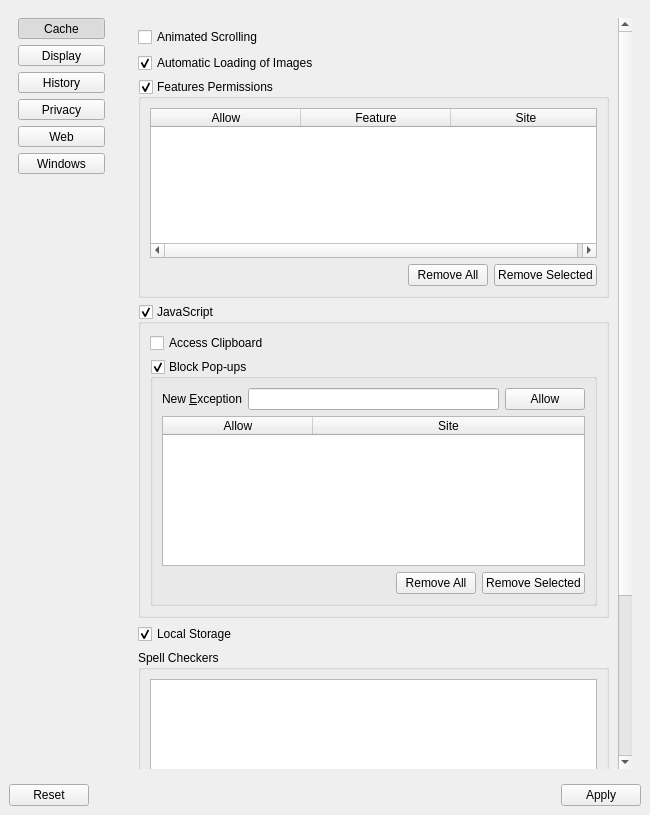
Qt form 2.x/UI/dooble_settings.ui (textbrowser/dooble) before a commit.
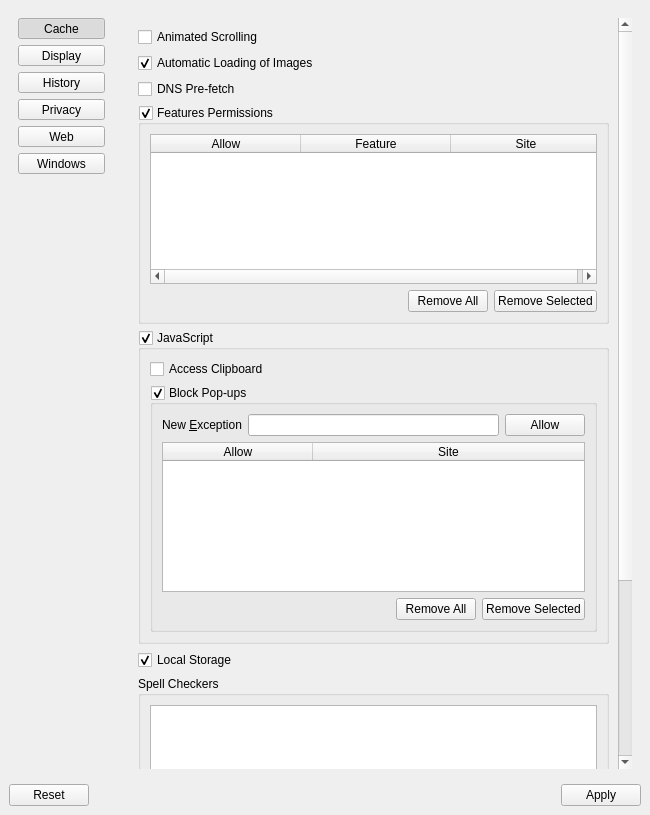
The same form after that commit. The open tabs and pages were chosen to show the change. Icons and pictures are not drawn.

Commit message: DNS pre-fetch option.

Diff of the .ui file:
```diff
--- a/2.x/UI/dooble_settings.ui
+++ b/2.x/UI/dooble_settings.ui
@@ -1341,7 +1341,7 @@
                <x>0</x>
                <y>0</y>
                <width>487</width>
-               <height>1020</height>
+               <height>1134</height>
               </rect>
              </property>
              <layout class="QVBoxLayout" name="verticalLayout_16">
@@ -1362,6 +1362,13 @@
                 </property>
                </widget>
               </item>
+              <item>
+               <widget class="QCheckBox" name="dns_prefetch">
+                <property name="text">
+                 <string>DNS Pre-fetch</string>
+                </property>
+               </widget>
+              </item>
               <item>
                <widget class="QGroupBox" name="features_permissions_groupbox">
                 <property name="title">
```
Left out of the diff: 7 changed lines with no effect on the pictures. The commit also changes 2 other files.
